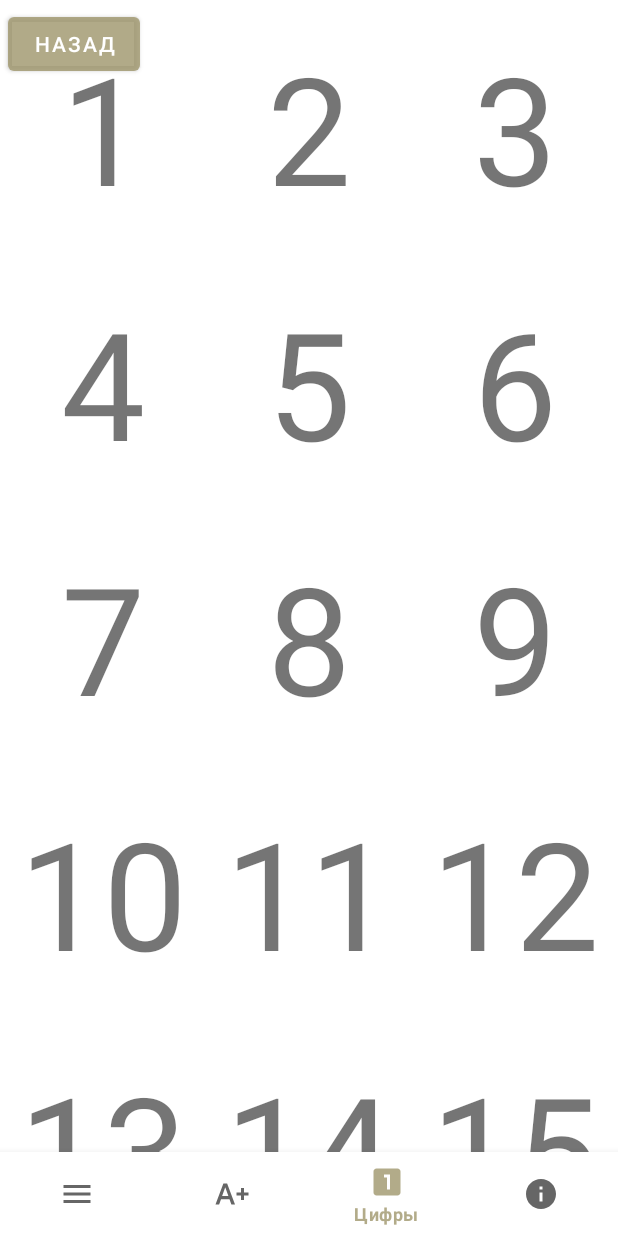
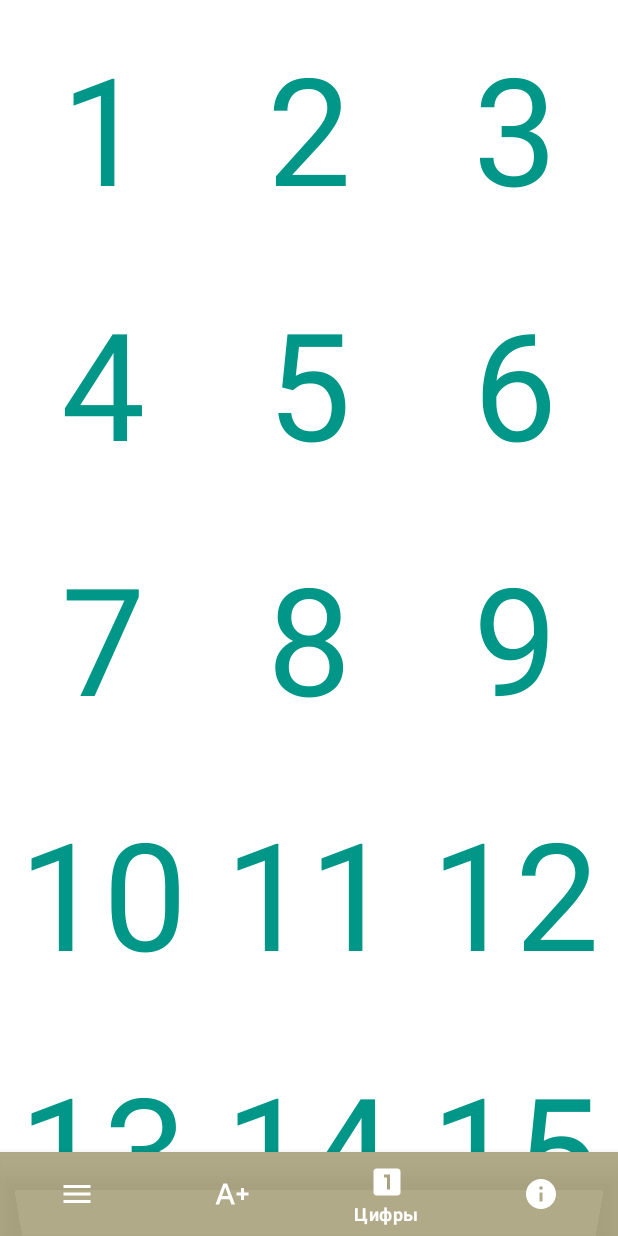
Before and after one commit to Ainaz10/MyFirstTestApp2, an Android app: the screen it shows after launch (MainActivity), item 3 of the bottom bar chosen, on a phone screen of 412 x 824 dp. Run offline under Robolectric (Android 15) with nearby library versions, the phone set to English and light mode, and no system bars.

Commit message:
все исправил, все переходы работают правильно

```diff
--- a/app/src/main/java/com/example/myfirsttestapp/AboutFragment.kt
+++ b/app/src/main/java/com/example/myfirsttestapp/AboutFragment.kt
@@ -9,7 +9,7 @@ import androidx.fragment.app.Fragment
 
 class AboutFragment : Fragment() {
 
-    private lateinit var backButton: Button
+  //  private lateinit var backButton: Button
 
     override fun onCreateView(
         inflater: LayoutInflater, container: ViewGroup?,
@@ -17,6 +17,7 @@ class AboutFragment : Fragment() {
     ): View? {
         val view = inflater.inflate(R.layout.fragment_about, container, false)
 
+/*
         backButton = view.findViewById(R.id.back_button)
 
         val menuFragment = MenuFragment()
@@ -26,7 +27,7 @@ class AboutFragment : Fragment() {
                 ?.replace(R.id.fragment_container, menuFragment)
                 ?.commit()
         }
-
+*/
         return view
     }
 
--- a/app/src/main/java/com/example/myfirsttestapp/MenuFragment.kt
+++ b/app/src/main/java/com/example/myfirsttestapp/MenuFragment.kt
@@ -17,20 +17,23 @@ class MenuFragment : Fragment() {
         savedInstanceState: Bundle?
     ): View? {
         val view = inflater.inflate(R.layout.fragment_menu, container, false)
-        val menuFragment =  MenuFragment()
+
 
         button_alfabet = view.findViewById(R.id.button_alfabet)
+        val alfabetFragment =  AlfabetFragment()
+
         button_alfabet.setOnClickListener {
             activity?.supportFragmentManager
                 ?.beginTransaction()
-                ?.replace(R.id.fragment_container, menuFragment)
+                ?.replace(R.id.fragment_container, alfabetFragment)
                 ?.commit()}
 
         button_numb = view.findViewById(R.id.button_numb)
-        button_alfabet.setOnClickListener {
+        val numbersFragment =  NumbersFragment()
+        button_numb.setOnClickListener {
             activity?.supportFragmentManager
                 ?.beginTransaction()
-                ?.replace(R.id.fragment_container, menuFragment)
+                ?.replace(R.id.fragment_container, numbersFragment)
                 ?.commit()
         }
 
--- a/app/src/main/java/com/example/myfirsttestapp/NumbersFragment.kt
+++ b/app/src/main/java/com/example/myfirsttestapp/NumbersFragment.kt
@@ -12,14 +12,14 @@ import androidx.recyclerview.widget.RecyclerView
 
 class NumbersFragment : Fragment() {
 
-    private lateinit var backButton: Button
+    //private lateinit var backButton: Button
 
     override fun onCreateView(
         inflater: LayoutInflater, container: ViewGroup?,
         savedInstanceState: Bundle?
     ): View? {
         val view = inflater.inflate(R.layout.fragment_numbers, container, false)
-
+/*
         backButton = view.findViewById(R.id.back_button)
 
         val menuFragment = MenuFragment()
@@ -29,7 +29,7 @@ class NumbersFragment : Fragment() {
                 ?.replace(R.id.fragment_container, menuFragment)
                 ?.commit()
         }
-
+*/
 
             val numberList: List<Int> =
                 listOf(1, 2, 3, 4, 5, 6, 7, 8, 9, 10, 11, 12, 13, 14, 15, 16, 17, 18, 19, 20)
--- a/app/src/main/res/drawable/ic_baseline_looks_one_24.xml
+++ b/app/src/main/res/drawable/ic_baseline_looks_one_24.xml
@@ -3,8 +3,8 @@
     android:height="24dp"
     android:viewportWidth="24"
     android:viewportHeight="24"
-    android:tint="?attr/colorControlNormal">
+    android:tint="#89000000">
   <path
-      android:fillColor="@android:color/white"
+      android:fillColor="@color/teal_200"
       android:pathData="M19,3L5,3c-1.1,0 -2,0.9 -2,2v14c0,1.1 0.9,2 2,2h14c1.1,0 2,-0.9 2,-2L21,5c0,-1.1 -0.9,-2 -2,-2zM14,17h-2L12,9h-2L10,7h4v10z"/>
 </vector>
--- a/app/src/main/res/layout/activity_main.xml
+++ b/app/src/main/res/layout/activity_main.xml
@@ -20,9 +20,12 @@
         android:layout_width="match_parent"
         android:layout_height="wrap_content"
 
-        app:menu="@menu/bottom_menu"
+        android:background="#CD9F966C"
+        app:itemIconTint="@color/white"
+        app:itemTextColor="#FFFFFF"
         app:layout_constraintBottom_toBottomOf="parent"
         app:layout_constraintEnd_toEndOf="parent"
-        app:layout_constraintStart_toStartOf="parent" />
+        app:layout_constraintStart_toStartOf="parent"
+        app:menu="@menu/bottom_menu" />
 
 </androidx.constraintlayout.widget.ConstraintLayout>
--- a/app/src/main/res/layout/fragment_menu.xml
+++ b/app/src/main/res/layout/fragment_menu.xml
@@ -1,13 +1,13 @@
 <?xml version="1.0" encoding="utf-8"?>
 
 <FrameLayout xmlns:android="http://schemas.android.com/apk/res/android"
+    xmlns:app="http://schemas.android.com/apk/res-auto"
     xmlns:tools="http://schemas.android.com/tools"
     android:layout_width="match_parent"
     android:layout_height="match_parent"
     tools:context=".MenuFragment">
 
     <androidx.constraintlayout.widget.ConstraintLayout
-        xmlns:app="http://schemas.android.com/apk/res-auto"
         android:layout_width="match_parent"
         android:layout_height="match_parent">
 
@@ -20,7 +20,8 @@
             app:layout_constraintBottom_toBottomOf="parent"
             app:layout_constraintEnd_toEndOf="parent"
             app:layout_constraintStart_toStartOf="parent"
-        app:layout_constraintTop_toTopOf="parent" />
+            app:layout_constraintTop_toTopOf="parent"
+            app:layout_constraintVertical_bias="0.48000002" />
 
         <TextView
             android:id="@+id/textView"
--- a/app/src/main/res/layout/fragment_numbers.xml
+++ b/app/src/main/res/layout/fragment_numbers.xml
@@ -6,17 +6,16 @@
     android:layout_height="match_parent"
     tools:context=".NumbersFragment">
 
-    <Button
-        android:layout_margin="5dp"
-        android:id="@+id/back_button"
-        android:layout_width="wrap_content"
-        android:layout_height="wrap_content"
-        android:text="@string/to_back" />
-
     <androidx.recyclerview.widget.RecyclerView
         android:id="@+id/number_recycler_view"
         android:layout_width="match_parent"
         android:layout_height="match_parent">
     </androidx.recyclerview.widget.RecyclerView>
+    <!-- <Button
+  android:layout_margin="5dp"
+  android:id="@+id/back_button"
+  android:layout_width="wrap_content"
+  android:layout_height="wrap_content"
+  android:text="@string/to_back" /> -->
 
 </FrameLayout>
--- a/app/src/main/res/layout/numbers_list_item.xml
+++ b/app/src/main/res/layout/numbers_list_item.xml
@@ -5,11 +5,12 @@
     android:layout_height="wrap_content">
 
         <TextView
-            android:gravity="center"
             android:id="@+id/number_text_view"
             android:layout_width="150dp"
             android:layout_height="150dp"
             android:layout_margin="10dp"
+            android:gravity="center"
+            android:textColor="#009688"
             android:textSize="100sp"
             app:layout_constraintBottom_toBottomOf="parent"
             app:layout_constraintEnd_toEndOf="parent"
--- a/app/src/main/res/values/styles.xml
+++ b/app/src/main/res/values/styles.xml
@@ -5,4 +5,5 @@
         <item name="android:layout_width">wrap_content</item>
         <item name="android:layout_height">wrap_content</item>
     </style>
+
 </resources>
```
Also changed, not shown: app/src/main/java/com/example/myfirsttestapp/AlfabetFragment.kt (+10 -19 lines), app/src/main/res/layout/fragment_about.xml (+6 -6 lines), app/src/main/res/layout/fragment_alfabet.xml (+9 -10 lines), app/src/main/res/layout/letters_list_item.xml (+5 -7 lines). Lines whose indentation alone changed are shown as unchanged.
